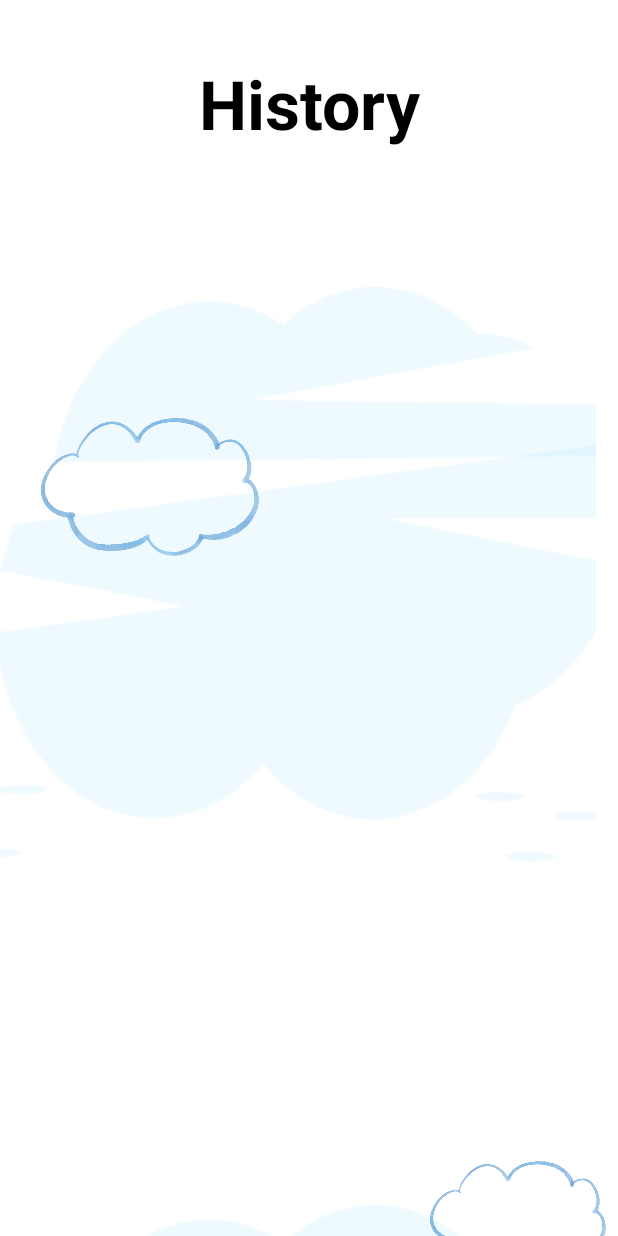
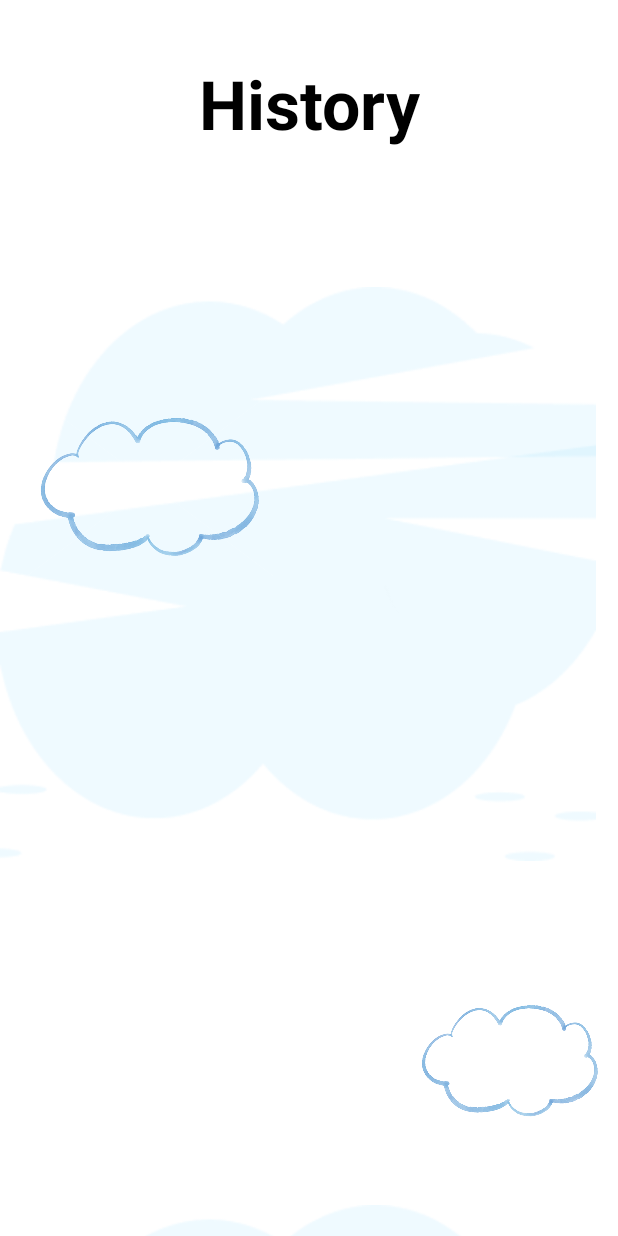
Before and after one commit to JangKeon/Prezzy-Pop, an Android app: the screen it shows after launch once a user with an empty profile is signed in (C_HistoryActivity), on a phone screen of 412 x 824 dp. Run offline under Robolectric (Android 15) with nearby library versions, the phone set to English and light mode, and no system bars; our stand-ins replace Firebase (no records; nobody signed in at launch, a user with empty details on screens opened directly); pictures from the network do not load; Roboto replaces fonts that are not available here.

Commit message:
no message

```diff
--- a/app/src/main/res/layout/activity_c_history.xml
+++ b/app/src/main/res/layout/activity_c_history.xml
@@ -68,10 +68,10 @@
                 android:layout_weight="3"
                 app:layout_constraintBottom_toBottomOf="parent"
                 app:layout_constraintEnd_toEndOf="parent"
-                app:layout_constraintHorizontal_bias="1.0"
+                app:layout_constraintHorizontal_bias="0.98"
                 app:layout_constraintStart_toStartOf="parent"
                 app:layout_constraintTop_toTopOf="parent"
-                app:layout_constraintVertical_bias="0.413"
+                app:layout_constraintVertical_bias="0.353"
                 app:srcCompat="@drawable/cloud3" />
 
             <ImageView
```
